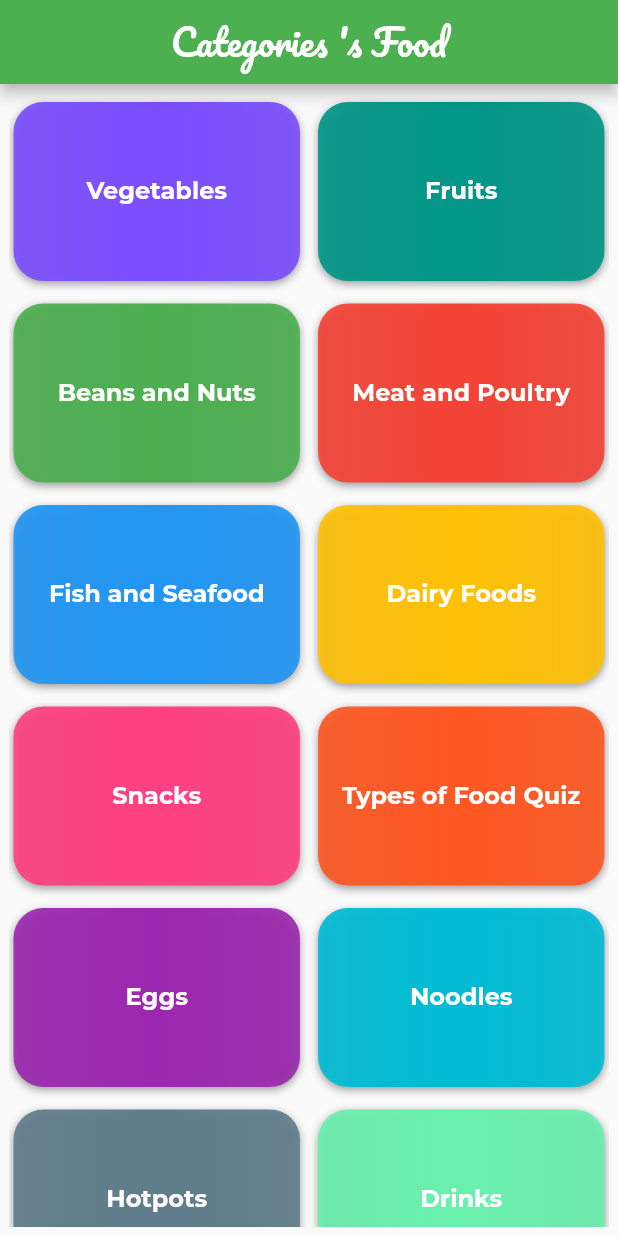
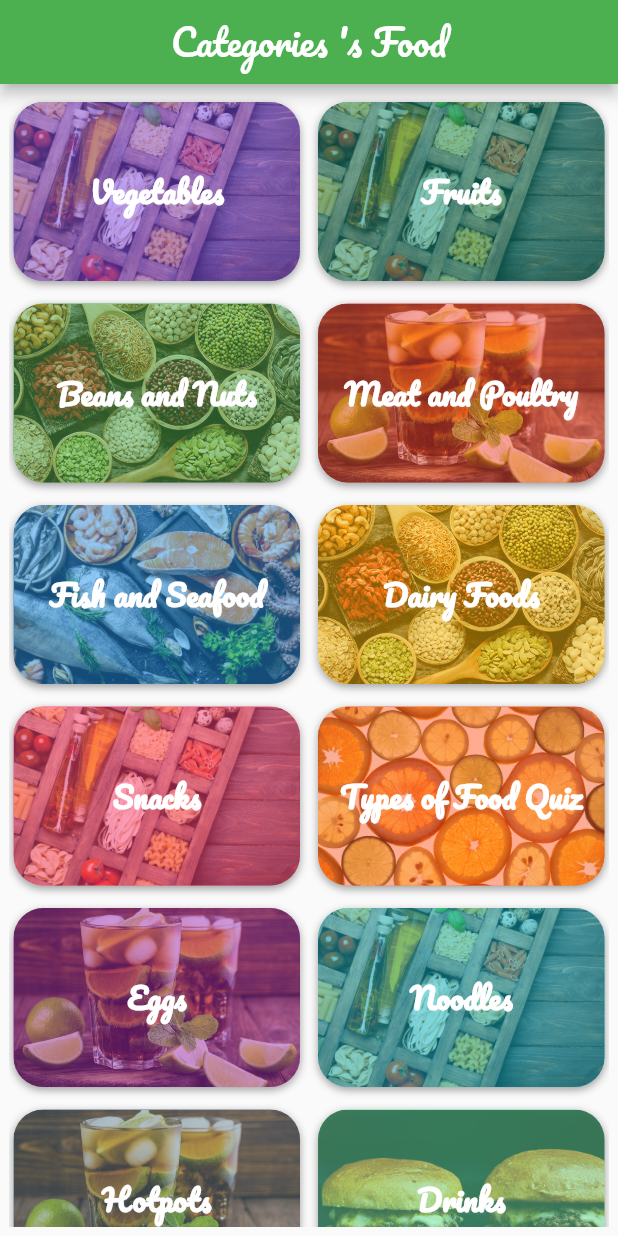
Before and after one commit to NamTranDinh/FlutterFresher, a Flutter app: the screen it shows after launch, on a phone screen of 412 x 824 dp. Run offline on Flutter 3.47's test engine with Material 2 defaults, Android fonts, the light colour scheme and no system bars; our stand-ins replace date_format, toast.

Commit message:
Categorises's Food App -> change layout

```diff
--- a/lib/FoodApp/Data/FakeDataCategories.dart
+++ b/lib/FoodApp/Data/FakeDataCategories.dart
@@ -2,19 +2,35 @@ import 'package:demo_app/FoodApp/Models/CategoriesModel.dart';
 import 'package:flutter/material.dart';
 
 List<CategoriesModel> FAKE_DATA_CATEGORIES = [
-  CategoriesModel(id: 1, nameCategory: 'Vegetables', color: Colors.deepPurpleAccent),
-  CategoriesModel(id: 2, nameCategory: 'Fruits', color: Colors.teal),
-  CategoriesModel(id: 3, nameCategory: 'Beans and Nuts', color: Colors.green),
-  CategoriesModel(id: 4, nameCategory: 'Meat and Poultry', color: Colors.red),
-  CategoriesModel(id: 5, nameCategory: 'Fish and Seafood', color: Colors.blue),
-  CategoriesModel(id: 6, nameCategory: 'Dairy Foods', color: Colors.amber),
-  CategoriesModel(id: 7, nameCategory: 'Snacks', color: Colors.pinkAccent),
-  CategoriesModel(id: 8, nameCategory: 'Types of Food Quiz', color: Colors.deepOrange),
-  CategoriesModel(id: 9, nameCategory: 'Eggs', color: Colors.purple),
-  CategoriesModel(id: 10, nameCategory: 'Noodles', color: Colors.cyan),
-  CategoriesModel(id: 11, nameCategory: 'Hotpots', color: Colors.blueGrey),
-  CategoriesModel(id: 12, nameCategory: 'Drinks', color: Colors.greenAccent),
-  CategoriesModel(id: 13, nameCategory: 'Salads', color: Colors.deepOrangeAccent),
-  CategoriesModel(id: 14, nameCategory: 'Hamburgers', color: Colors.lightGreenAccent),
-  CategoriesModel(id: 15, nameCategory: 'Drupe/Stone', color: Colors.pink)
+  CategoriesModel(id: 1, nameCategory: 'Vegetables', color: Colors.deepPurpleAccent, img: 'assets/images/vegetable.png'),
+  CategoriesModel(id: 2, nameCategory: 'Fruits', color: Colors.teal, img: 'assets/images/vegetable.png'),
+  CategoriesModel(id: 3, nameCategory: 'Beans and Nuts', color: Colors.green, img: 'assets/images/beans_and_nuts.jpg'),
+  CategoriesModel(id: 4, nameCategory: 'Meat and Poultry', color: Colors.red, img: 'assets/images/drink.jpg'),
+  CategoriesModel(id: 5, nameCategory: 'Fish and Seafood', color: Colors.blue, img: 'assets/images/fish_and_seafood.jpg'),
+  CategoriesModel(id: 6, nameCategory: 'Dairy Foods', color: Colors.amber, img: 'assets/images/beans_and_nuts.jpg'),
+  CategoriesModel(id: 7, nameCategory: 'Snacks', color: Colors.pinkAccent, img: 'assets/images/vegetable.png'),
+  CategoriesModel(id: 8, nameCategory: 'Types of Food Quiz', color: Colors.deepOrange, img: 'assets/images/fruits.jpg'),
+  CategoriesModel(id: 9, nameCategory: 'Eggs', color: Colors.purple, img: 'assets/images/drink.jpg'),
+  CategoriesModel(id: 10, nameCategory: 'Noodles', color: Colors.cyan, img: 'assets/images/vegetable.png'),
+  CategoriesModel(id: 11, nameCategory: 'Hotpots', color: Colors.blueGrey, img: 'assets/images/drink.jpg'),
+  CategoriesModel(id: 12, nameCategory: 'Drinks', color: Colors.greenAccent, img: 'assets/images/hamburger.jpg'),
+  CategoriesModel(id: 13, nameCategory: 'Salads', color: Colors.deepOrangeAccent, img: 'assets/images/beans_and_nuts.jpg'),
+  CategoriesModel(id: 14, nameCategory: 'Hamburgers', color: Colors.lightGreenAccent, img: 'assets/images/fruits.jpg'),
+  CategoriesModel(id: 15, nameCategory: 'Drupe/Stone', color: Colors.pink, img: 'assets/images/vegetable.png'),
+
+  CategoriesModel(id: 16, nameCategory: 'Eggs', color: Colors.purple, img: 'assets/images/beans_and_nuts.jpg'),
+  CategoriesModel(id: 17, nameCategory: 'Noodles', color: Colors.cyan, img: 'assets/images/drink.jpg'),
+  CategoriesModel(id: 18, nameCategory: 'Hotpots', color: Colors.blueGrey, img: 'assets/images/vegetable.png'),
+  CategoriesModel(id: 19, nameCategory: 'Drinks', color: Colors.greenAccent, img: 'assets/images/snack.jpg'),
+  CategoriesModel(id: 20, nameCategory: 'Salads', color: Colors.deepOrangeAccent, img: 'assets/images/hamburger.jpg'),
+  CategoriesModel(id: 21, nameCategory: 'Hamburgers', color: Colors.lightGreenAccent, img: 'assets/images/fish_and_seafood.jpg'),
+  CategoriesModel(id: 22, nameCategory: 'Drupe/Stone', color: Colors.pink, img: 'assets/images/drink.jpg'),
+
+  CategoriesModel(id: 23, nameCategory: 'Eggs', color: Colors.purple, img: 'assets/images/fish_and_seafood.jpg'),
+  CategoriesModel(id: 24, nameCategory: 'Noodles', color: Colors.cyan, img: 'assets/images/vegetable.png'),
+  CategoriesModel(id: 25, nameCategory: 'Hotpots', color: Colors.blueGrey, img: 'assets/images/snack.jpg'),
+  CategoriesModel(id: 26, nameCategory: 'Drinks', color: Colors.greenAccent, img: 'assets/images/vegetable.png'),
+  CategoriesModel(id: 27, nameCategory: 'Salads', color: Colors.deepOrangeAccent, img: 'assets/images/hamburger.jpg'),
+  CategoriesModel(id: 28, nameCategory: 'Hamburgers', color: Colors.lightGreenAccent, img: 'assets/images/drink.jpg'),
+  CategoriesModel(id: 29, nameCategory: 'Drupe/Stone', color: Colors.pink, img: 'assets/images/beans_and_nuts.jpg')
 ];
--- a/lib/FoodApp/LayoutItem/ItemCategories.dart
+++ b/lib/FoodApp/LayoutItem/ItemCategories.dart
@@ -9,9 +9,15 @@ class ItemCategories extends StatelessWidget {
   @override
   Widget build(BuildContext context) {
     Color colorBg = categoriesModel.color;
-    return Container(
+    return InkWell(
+      onTap: () {},
+      child: Container(
         margin: const EdgeInsets.symmetric(horizontal: 3.0, vertical: 6.0),
         decoration: BoxDecoration(
+          image: DecorationImage(
+              opacity: 0.5,
+              image: AssetImage(categoriesModel.img),
+              fit: BoxFit.cover),
           borderRadius: BorderRadius.circular(20),
           boxShadow: const [
             BoxShadow(
@@ -34,14 +40,22 @@ class ItemCategories extends StatelessWidget {
             Text(
               categoriesModel.nameCategory,
               style: const TextStyle(
+                shadows: <Shadow>[
+                  Shadow(
+                    offset: Offset(1.0, 1.0),
+                    blurRadius: 2.0,
+                    color: Colors.white12,
+                  )
+                ],
                 color: Colors.white,
-              fontSize: 16,
-              fontFamily: 'Montserrat_VariableFont_wght',
+                fontSize: 20,
+                fontFamily: 'Pacifico_Regular',
                 fontWeight: FontWeight.bold,
               ),
             ),
           ],
         ),
+      ),
     );
   }
 }
--- a/lib/FoodApp/Models/CategoriesModel.dart
+++ b/lib/FoodApp/Models/CategoriesModel.dart
@@ -4,6 +4,7 @@ class CategoriesModel{
   late int id;
   late String nameCategory;
   late Color color;
+  String img;
 
-  CategoriesModel({required this.id, required this.nameCategory, required this.color});
+  CategoriesModel({required this.id, required this.nameCategory, required this.color,required this.img});
 }
```
Also changed, not shown: pubspec.yaml (+9 -0 lines), assets/images/beans_and_nuts.jpg (added), assets/images/drink.jpg (added), assets/images/fish_and_seafood.jpg (added), assets/images/fruits.jpg (added), assets/images/hamburger.jpg (added), assets/images/snack.jpg (added), assets/images/vegetable.png (added). Lines whose indentation alone changed are shown as unchanged.
